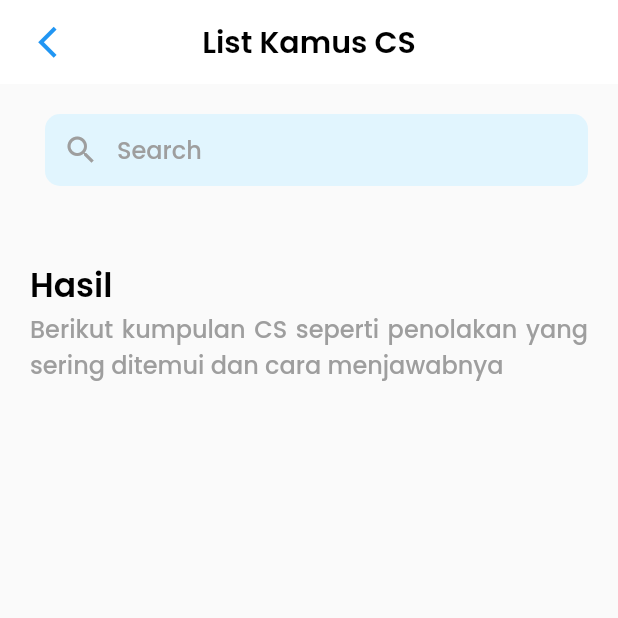
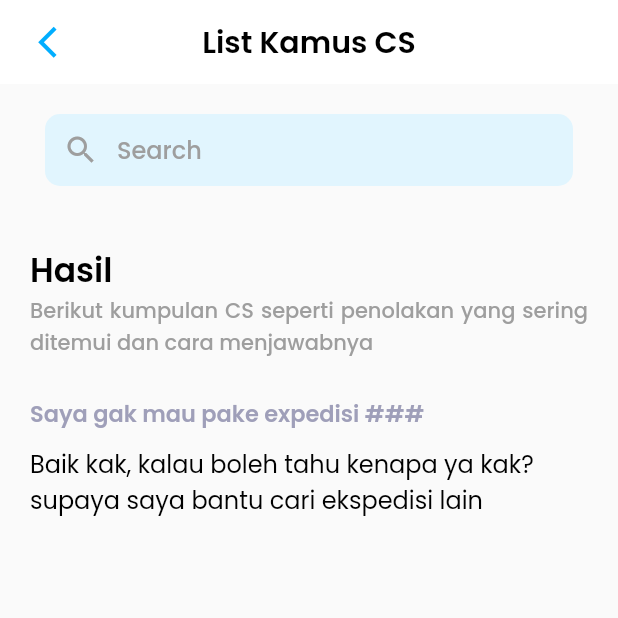
Before and after one commit to finpangestu/kamus_cs, a Flutter app: the screen it shows after launch, on a phone screen of 412 x 824 dp, the top half of it. Run offline on Flutter 3.47's test engine with Material 2 defaults, Android fonts, the phone set to English and light mode, and no system bars.

Commit message:
update kamus.json and component card

```diff
--- /dev/null
+++ b/jsonfiles/kamus.json
@@ -0,0 +1,52 @@
+[
+  {
+    "id": 0,
+    "title": "Saya gak mau pake expedisi ####",
+    "description": "Baik kak, kalau boleh tahu kenapa ya kak? supaya saya bantu cari ekspedisi lain"
+  },
+  {
+    "id": 1,
+    "title": "Saya gak mau pake expedisi ####",
+    "description": "Baik kak, kalau boleh tahu kenapa ya kak? supaya saya bantu cari ekspedisi lain"
+  },
+  {
+    "id": 2,
+    "title": "Kok cepet banget diskonnya berakhir? gak jadi deh!",
+    "description": "Sebenta kakak, memang promonya sudah berakhir minggu kemarin. Namun besok ada promo baru lagi lho. Klo besok sudah launching, bisa saya kontak lagi kak?"
+  },
+  {
+    "id": 3,
+    "title": "Yah... kalo yang itu saya sudah punya. Skip deh!",
+    "description": "Wah alhamdulillah, ternyata kakak sudah punya produk tersebut. Keren kak! Untuk type lain mana yang belum punya kak?"
+  },
+  {
+    "id": 4,
+    "title": "Yah... kalo yang itu saya sudah punya. Skip deh!",
+    "description": "Wah alhamdulillah, ternyata kakak sudah punya produk tersebut. Keren kak! Untuk type lain mana yang belum punya kak?"
+  },
+  {
+    "id": 5,
+    "title": "Yah... kalo yang itu saya sudah punya. Skip deh!",
+    "description": "Wah alhamdulillah, ternyata kakak sudah punya produk tersebut. Keren kak! Untuk type lain mana yang belum punya kak?"
+  },
+  {
+    "id": 6,
+    "title": "Yah... kalo yang itu saya sudah punya. Skip deh!",
+    "description": "Wah alhamdulillah, ternyata kakak sudah punya produk tersebut. Keren kak! Untuk type lain mana yang belum punya kak?"
+  },
+  {
+    "id": 7,
+    "title": "Yah... kalo yang itu saya sudah punya. Skip deh!",
+    "description": "Wah alhamdulillah, ternyata kakak sudah punya produk tersebut. Keren kak! Untuk type lain mana yang belum punya kak?"
+  },
+  {
+    "id": 8,
+    "title": "Yah... kalo yang itu saya sudah punya. Skip deh!",
+    "description": "Wah alhamdulillah, ternyata kakak sudah punya produk tersebut. Keren kak! Untuk type lain mana yang belum punya kak?"
+  },
+  {
+    "id": 9,
+    "title": "Yah... kalo yang itu saya sudah punya. Skip deh!",
+    "description": "Wah alhamdulillah, ternyata kakak sudah punya produk tersebut. Keren kak! Untuk type lain mana yang belum punya kak?"
+  }
+]
--- a/lib/main.dart
+++ b/lib/main.dart
@@ -1,18 +1,14 @@
-// ignore_for_file: prefer_const_literals_to_create_immutables, prefer_const_constructors
-
 import 'package:flutter/material.dart';
 import 'package:kamus_cs/views/list_kamus_cs.dart';
 
-void main() {
-  runApp(MyApp());
-}
+void main() => runApp(const MyApp());
 
 class MyApp extends StatelessWidget {
   const MyApp({Key? key}) : super(key: key);
 
   @override
   Widget build(BuildContext context) {
-    return MaterialApp(
+    return const MaterialApp(
       home: ListKamusCS(),
     );
   }
--- a/lib/views/list_kamus_cs.dart
+++ b/lib/views/list_kamus_cs.dart
@@ -1,6 +1,7 @@
-// ignore_for_file: prefer_const_constructors, prefer_const_literals_to_create_immutables
+// ignore_for_file: unnecessary_null_comparison, non_constant_identifier_names, prefer_typing_uninitialized_variables, prefer_const_constructors
 
 import 'package:flutter/material.dart';
+import 'package:kamus_cs/views/widgets/list_kamus_card.dart';
 
 class ListKamusCS extends StatefulWidget {
   const ListKamusCS({Key? key}) : super(key: key);
@@ -17,18 +18,18 @@ class _ListKamusCSState extends State<ListKamusCS> {
         elevation: 0,
         centerTitle: true,
         flexibleSpace: Container(
-          decoration: BoxDecoration(
+          decoration: const BoxDecoration(
             color: Colors.white,
           ),
         ),
         leading: IconButton(
           iconSize: 25,
-          padding: EdgeInsets.only(left: 20),
-          icon: Icon(Icons.arrow_back_ios),
-          color: Colors.blue,
+          padding: const EdgeInsets.only(left: 20),
+          icon: const Icon(Icons.arrow_back_ios),
+          color: const Color.fromARGB(254, 0, 174, 255),
           onPressed: () {},
         ),
-        title: Text(
+        title: const Text(
           'List Kamus CS',
           style: TextStyle(
             fontFamily: 'Poppins',
@@ -38,21 +39,21 @@ class _ListKamusCSState extends State<ListKamusCS> {
           ),
         ),
       ),
-      body: Column(
+      body: ListView(
         children: [
           Container(
-            margin: EdgeInsets.fromLTRB(30, 20, 20, 30),
+            margin: const EdgeInsets.fromLTRB(30, 20, 30, 20),
             child: TextField(
               decoration: InputDecoration(
-                contentPadding: EdgeInsets.all(0),
+                contentPadding: const EdgeInsets.all(0),
                 fillColor: Colors.lightBlue[50],
                 filled: true,
-                prefixIcon: Icon(
+                prefixIcon: const Icon(
                   Icons.search,
                   color: Colors.grey,
                 ),
                 hintText: 'Search',
-                hintStyle: TextStyle(
+                hintStyle: const TextStyle(
                   fontFamily: 'Poppins',
                   fontSize: 16,
                   color: Colors.grey,
@@ -65,10 +66,10 @@ class _ListKamusCSState extends State<ListKamusCS> {
             ),
           ),
           Container(
-            margin: EdgeInsets.all(20),
+            margin: const EdgeInsets.all(20),
             child: Column(
               crossAxisAlignment: CrossAxisAlignment.start,
-              children: [
+              children: const [
                 Text(
                   'Hasil',
                   style: TextStyle(
@@ -82,7 +83,7 @@ class _ListKamusCSState extends State<ListKamusCS> {
                   'Berikut kumpulan CS seperti penolakan yang sering ditemui dan cara menjawabnya',
                   style: TextStyle(
                     fontFamily: 'Poppins',
-                    fontSize: 16,
+                    fontSize: 14,
                     color: Colors.grey,
                     fontWeight: FontWeight.w500,
                   ),
@@ -91,6 +92,11 @@ class _ListKamusCSState extends State<ListKamusCS> {
               ],
             ),
           ),
+          ListCard(
+            title: 'Saya gak mau pake expedisi ###',
+            description:
+                'Baik kak, kalau boleh tahu kenapa ya kak? supaya saya bantu cari ekspedisi lain',
+          ),
         ],
       ),
     );
--- /dev/null
+++ b/lib/views/widgets/list_kamus_card.dart
@@ -0,0 +1,45 @@
+// ignore_for_file: public_member_api_docs, sort_constructors_first
+import 'package:flutter/material.dart';
+
+class ListCard extends StatelessWidget {
+  final String title;
+  final String description;
+
+  const ListCard({
+    Key? key,
+    required this.title,
+    required this.description,
+  }) : super(key: key);
+
+  @override
+  Widget build(BuildContext context) {
+    return Container(
+      padding: const EdgeInsets.fromLTRB(20, 5, 20, 5),
+      child: Column(
+        crossAxisAlignment: CrossAxisAlignment.start,
+        children: [
+          Padding(
+            padding: const EdgeInsets.fromLTRB(0, 0, 0, 10),
+            child: Text(
+              title,
+              style: const TextStyle(
+                fontFamily: 'Poppins',
+                fontSize: 15,
+                color: Color.fromARGB(254, 159, 159, 185),
+                fontWeight: FontWeight.w600,
+              ),
+            ),
+          ),
+          Text(
+            description,
+            style: const TextStyle(
+              fontFamily: 'Poppins',
+              fontSize: 16,
+              color: Colors.black,
+            ),
+          ),
+        ],
+      ),
+    );
+  }
+}
```
